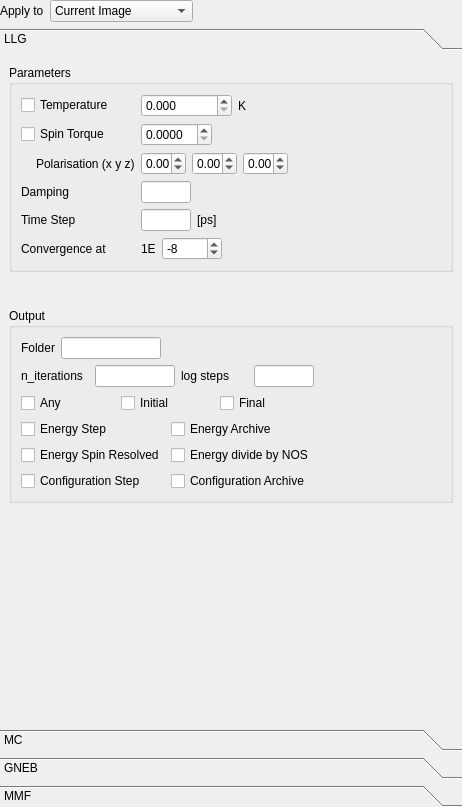
Before: the Qt Designer form ui-qt/ui/ParametersWidget.ui in spirit-code/spirit, drawn with Qt 5.
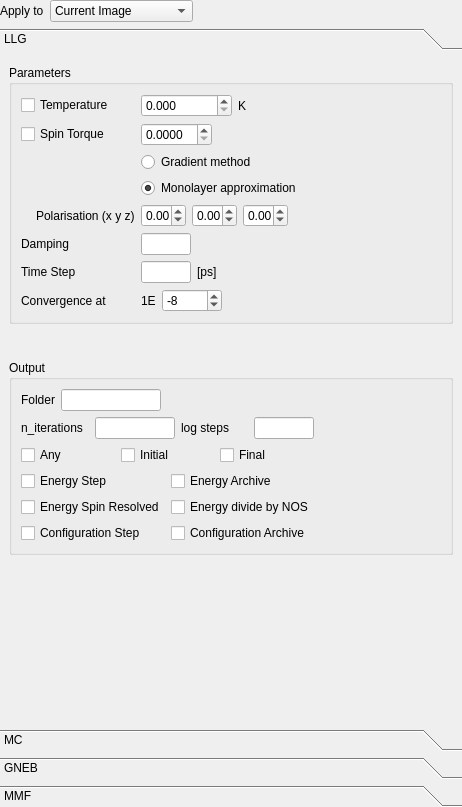
After: the same form once the commit is applied.

Commit message: Added API for stt gradient and connected it to UI-QT.

Patch:
```diff
--- a/ui-qt/ui/ParametersWidget.ui
+++ b/ui-qt/ui/ParametersWidget.ui
@@ -158,7 +158,7 @@
           <property name="minimumSize">
            <size>
             <width>0</width>
-            <height>500</height>
+            <height>0</height>
            </size>
           </property>
           <attribute name="label">
@@ -193,7 +193,128 @@
               <string>Parameters</string>
              </property>
              <layout class="QGridLayout" name="gridLayout_5">
-              <item row="6" column="1">
+              <item row="5" column="0">
+               <widget class="QLabel" name="label_3">
+                <property name="text">
+                 <string>Damping</string>
+                </property>
+               </widget>
+              </item>
+              <item row="0" column="2">
+               <spacer name="horizontalSpacer_49">
+                <property name="orientation">
+                 <enum>Qt::Horizontal</enum>
+                </property>
+                <property name="sizeHint" stdset="0">
+                 <size>
+                  <width>40</width>
+                  <height>20</height>
+                 </size>
+                </property>
+               </spacer>
+              </item>
+              <item row="7" column="0">
+               <widget class="QLabel" name="label_31">
+                <property name="text">
+                 <string>Time Step</string>
+                </property>
+               </widget>
+              </item>
+              <item row="5" column="1">
+               <widget class="QLineEdit" name="lineEdit_Damping">
+                <property name="minimumSize">
+                 <size>
+                  <width>40</width>
+                  <height>0</height>
+                 </size>
+                </property>
+                <property name="maximumSize">
+                 <size>
+                  <width>50</width>
+                  <height>16777215</height>
+                 </size>
+                </property>
+               </widget>
+              </item>
+              <item row="0" column="0">
+               <widget class="QCheckBox" name="checkBox_llg_temperature">
+                <property name="text">
+                 <string>Temperature</string>
+                </property>
+               </widget>
+              </item>
+              <item row="8" column="0">
+               <widget class="QLabel" name="label_4">
+                <property name="text">
+                 <string>Convergence at</string>
+                </property>
+               </widget>
+              </item>
+              <item row="2" column="0">
+               <widget class="QCheckBox" name="checkBox_llg_stt">
+                <property name="text">
+                 <string>Spin Torque</string>
+                </property>
+               </widget>
+              </item>
+              <item row="4" column="0">
+               <layout class="QGridLayout" name="gridLayout_91">
+                <item row="0" column="1">
+                 <widget class="QLabel" name="label_71">
+                  <property name="text">
+                   <string>Polarisation (x y z)</string>
+                  </property>
+                 </widget>
+                </item>
+                <item row="0" column="0">
+                 <spacer name="horizontalSpacer_47">
+                  <property name="orientation">
+                   <enum>Qt::Horizontal</enum>
+                  </property>
+                  <property name="sizeType">
+                   <enum>QSizePolicy::Minimum</enum>
+                  </property>
+                  <property name="sizeHint" stdset="0">
+                   <size>
+                    <width>15</width>
+                    <height>20</height>
+                   </size>
+                  </property>
+                 </spacer>
+                </item>
+               </layout>
+              </item>
+              <item row="2" column="1">
+               <layout class="QGridLayout" name="gridLayout_65">
+                <item row="0" column="1">
+                 <widget class="QDoubleSpinBox" name="doubleSpinBox_llg_stt_magnitude">
+                  <property name="locale">
+                   <locale language="C" country="AnyCountry"/>
+                  </property>
+                  <property name="decimals">
+                   <number>4</number>
+                  </property>
+                  <property name="singleStep">
+                   <double>0.100000000000000</double>
+                  </property>
+                 </widget>
+                </item>
+                <item row="0" column="3">
+                 <spacer name="horizontalSpacer_46">
+                  <property name="orientation">
+                   <enum>Qt::Horizontal</enum>
+                  </property>
+                  <property name="sizeHint" stdset="0">
+                   <size>
+                    <width>40</width>
+                    <height>20</height>
+                   </size>
+                  </property>
+                 </spacer>
+                </item>
+               </layout>
+              </item>
+              <item row="7" column="1">
                <layout class="QGridLayout" name="gridLayout_92">
                 <item row="0" column="0">
                  <widget class="QLineEdit" name="lineEdit_dt">
@@ -254,14 +375,7 @@
                 </item>
                </layout>
               </item>
-              <item row="4" column="0">
-               <widget class="QLabel" name="label_3">
-                <property name="text">
-                 <string>Damping</string>
-                </property>
-               </widget>
-              </item>
-              <item row="3" column="1">
+              <item row="4" column="1">
                <layout class="QGridLayout" name="gridLayout_90">
                 <item row="0" column="0">
                  <widget class="QDoubleSpinBox" name="doubleSpinBox_llg_stt_polarisation_x">
@@ -335,121 +449,7 @@
                 </item>
                </layout>
               </item>
-              <item row="2" column="1">
-               <layout class="QGridLayout" name="gridLayout_65">
-                <item row="0" column="1">
-                 <widget class="QDoubleSpinBox" name="doubleSpinBox_llg_stt_magnitude">
-                  <property name="locale">
-                   <locale language="C" country="AnyCountry"/>
-                  </property>
-                  <property name="decimals">
-                   <number>4</number>
-                  </property>
-                  <property name="singleStep">
-                   <double>0.100000000000000</double>
-                  </property>
-                 </widget>
-                </item>
-                <item row="0" column="3">
-                 <spacer name="horizontalSpacer_46">
-                  <property name="orientation">
-                   <enum>Qt::Horizontal</enum>
-                  </property>
-                  <property name="sizeHint" stdset="0">
-                   <size>
-                    <width>40</width>
-                    <height>20</height>
-                   </size>
-                  </property>
-                 </spacer>
-                </item>
-               </layout>
-              </item>
-              <item row="3" column="0">
-               <layout class="QGridLayout" name="gridLayout_91">
-                <item row="0" column="1">
-                 <widget class="QLabel" name="label_71">
-                  <property name="text">
-                   <string>Polarisation (x y z)</string>
-                  </property>
-                 </widget>
-                </item>
-                <item row="0" column="0">
-                 <spacer name="horizontalSpacer_47">
-                  <property name="orientation">
-                   <enum>Qt::Horizontal</enum>
-                  </property>
-                  <property name="sizeType">
-                   <enum>QSizePolicy::Minimum</enum>
-                  </property>
-                  <property name="sizeHint" stdset="0">
-                   <size>
-                    <width>15</width>
-                    <height>20</height>
-                   </size>
-                  </property>
-                 </spacer>
-                </item>
-               </layout>
-              </item>
-              <item row="2" column="0">
-               <widget class="QCheckBox" name="checkBox_llg_stt">
-                <property name="text">
-                 <string>Spin Torque</string>
-                </property>
-               </widget>
-              </item>
-              <item row="7" column="0">
-               <widget class="QLabel" name="label_4">
-                <property name="text">
-                 <string>Convergence at</string>
-                </property>
-               </widget>
-              </item>
-              <item row="4" column="1">
-               <widget class="QLineEdit" name="lineEdit_Damping">
-                <property name="minimumSize">
-                 <size>
-                  <width>40</width>
-                  <height>0</height>
-                 </size>
-                </property>
-                <property name="maximumSize">
-                 <size>
-                  <width>50</width>
-                  <height>16777215</height>
-                 </size>
-                </property>
-               </widget>
-              </item>
-              <item row="0" column="0">
-               <widget class="QCheckBox" name="checkBox_llg_temperature">
-                <property name="text">
-                 <string>Temperature</string>
-                </property>
-               </widget>
-              </item>
-              <item row="0" column="2">
-               <spacer name="horizontalSpacer_49">
-                <property name="orientation">
-                 <enum>Qt::Horizontal</enum>
-                </property>
-                <property name="sizeHint" stdset="0">
-                 <size>
-                  <width>40</width>
-                  <height>20</height>
-                 </size>
-                </property>
-               </spacer>
-              </item>
-              <item row="6" column="0">
-               <widget class="QLabel" name="label_31">
-                <property name="text">
-                 <string>Time Step</string>
-                </property>
-               </widget>
-              </item>
-              <item row="7" column="1">
+              <item row="8" column="1">
                <layout class="QGridLayout" name="gridLayout_9">
                 <item row="0" column="0">
                  <widget class="QLabel" name="label_5">
@@ -498,6 +498,30 @@
                 </item>
                </layout>
               </item>
+              <item row="3" column="1">
+               <layout class="QGridLayout" name="gridLayout_12">
+                <item row="0" column="0">
+                 <widget class="QRadioButton" name="radioButton_stt_gradient">
+                  <property name="text">
+                   <string>Gradient method</string>
+                  </property>
+                  <property name="checked">
+                   <bool>false</bool>
+                  </property>
+                 </widget>
+                </item>
+                <item row="1" column="0">
+                 <widget class="QRadioButton" name="radioButton_stt_monolayer">
+                  <property name="text">
+                   <string>Monolayer approximation</string>
+                  </property>
+                  <property name="checked">
+                   <bool>true</bool>
+                  </property>
+                 </widget>
+                </item>
+               </layout>
+              </item>
              </layout>
             </widget>
            </item>
```
The commit also changes 4 other files.
